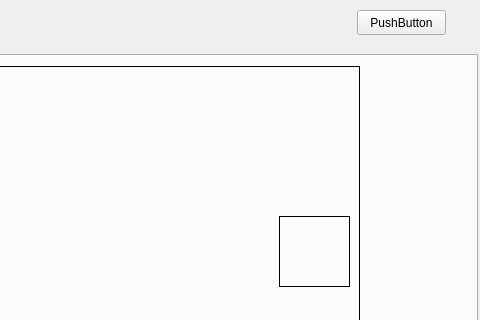
This is Intelligence_Vehicle_GUI/ui/main.ui in addinedu-ros-6th/deeplearning-repo-3 as Qt 5 draws it before an edit; both pictures show x 573 to 1053 and y 0 to 320 of the 1053 by 740 pixel window. The edited form follows.
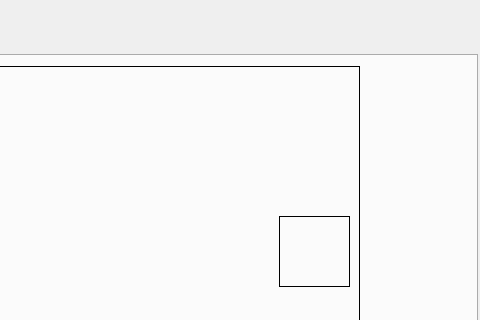
This is the edited form.

Commit message: delete pushbutton from main ui

```diff
--- a/Intelligence_Vehicle_GUI/ui/main.ui
+++ b/Intelligence_Vehicle_GUI/ui/main.ui
@@ -280,19 +280,6 @@
      </widget>
     </widget>
    </widget>
-   <widget class="QPushButton" name="pushButton_camera">
-    <property name="geometry">
-     <rect>
-      <x>930</x>
-      <y>10</y>
-      <width>89</width>
-      <height>25</height>
-     </rect>
-    </property>
-    <property name="text">
-     <string>PushButton</string>
-    </property>
-   </widget>
   </widget>
  </widget>
  <resources/>
```
